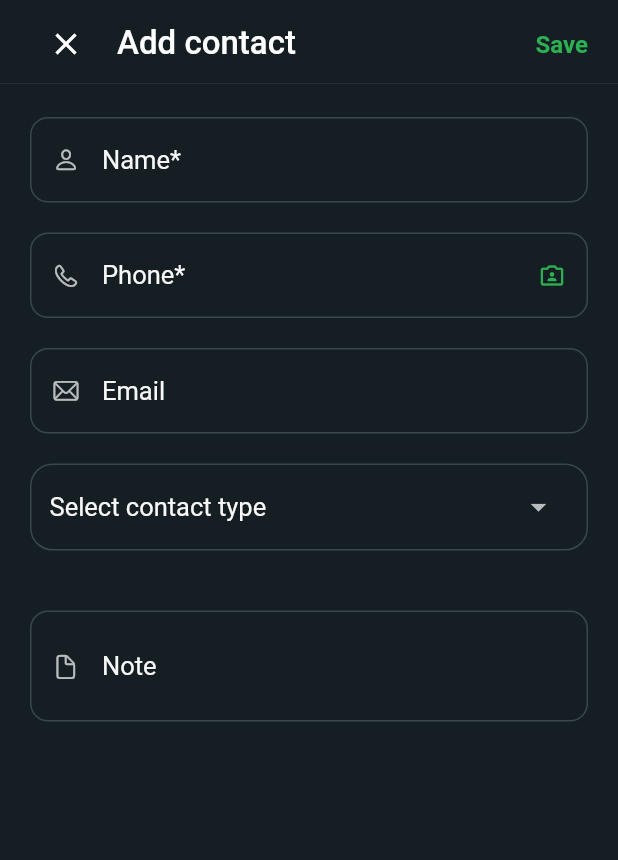
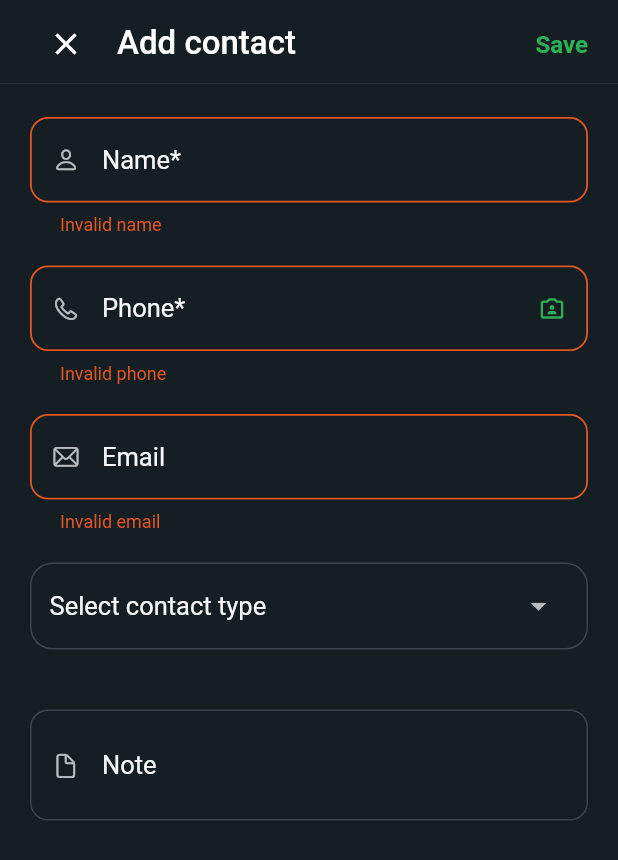
Before and after one commit to easy-Coder/okepoint, a Flutter app: the AddEditContactViewMobile screen opened directly, after a tap on "Save", on a phone screen of 412 x 824 dp. Shown: the top 860 px of the screen. Run offline on Flutter 3.47's test engine with Material 2 defaults, Android fonts, the phone set to English and light mode, and no system bars; our stand-ins replace cloud_firestore, firebase_auth, firebase_core, firebase_remote_config, flutter_riverpod, geolocator and 6 more; accounts and stored records are empty; Roboto replaces fonts that are missing (SF-Pro).

Commit message:
update ui contact validation

```diff
--- a/lib/UI/screens/add_edit_contact/add_edit_contact_state.dart
+++ b/lib/UI/screens/add_edit_contact/add_edit_contact_state.dart
@@ -60,5 +60,6 @@ class AddEditContactState extends ChangeNotifier {
     );
 
     debugPrint(newContact.toString());
+    onCompleted(newContact);
   }
 }
--- a/lib/UI/screens/add_edit_contact/mobile/add_edit_contact_view_mobile.dart
+++ b/lib/UI/screens/add_edit_contact/mobile/add_edit_contact_view_mobile.dart
@@ -5,6 +5,7 @@ import 'package:go_router/go_router.dart';
 import 'package:okepoint/UI/components/buttons/linked_text.dart';
 import 'package:okepoint/UI/screens/add_edit_contact/add_edit_contact_state.dart';
 import 'package:okepoint/data/models/user/contact.dart';
+import 'package:okepoint/utils/validations.dart';
 
 import '../../../components/cards/paddings.dart';
 import '../../../components/texts/texts.dart';
@@ -51,10 +52,11 @@ class AddEditContactViewMobile extends ConsumerWidget {
                   child: Column(
                     crossAxisAlignment: CrossAxisAlignment.start,
                     children: [
-                      TextField(
+                      TextFormField(
                         textCapitalization: TextCapitalization.words,
                         textInputAction: TextInputAction.next,
                         controller: state.nameController,
+                        validator: (value) => AppValidations.isName(value) ? null : "Invalid name",
                         decoration: InputDecoration(
                           label: OkepointTexts.bodyText("Name*", context),
                           hintText: "Enter contact name.",
@@ -62,10 +64,11 @@ class AddEditContactViewMobile extends ConsumerWidget {
                         ),
                       ),
                       const SizedBox(height: AppSpacings.cardPadding),
-                      TextField(
+                      TextFormField(
                         keyboardType: TextInputType.phone,
                         textInputAction: TextInputAction.next,
                         controller: state.phoneController,
+                        validator: (value) => AppValidations.isPhone(value) ? null : "Invalid phone",
                         decoration: InputDecoration(
                           label: OkepointTexts.bodyText("Phone*", context),
                           hintText: "Enter contact phone number.",
@@ -78,10 +81,11 @@ class AddEditContactViewMobile extends ConsumerWidget {
                         ),
                       ),
                       const SizedBox(height: AppSpacings.cardPadding),
-                      TextField(
+                      TextFormField(
                         keyboardType: TextInputType.emailAddress,
                         textInputAction: TextInputAction.next,
                         controller: state.emailController,
+                        validator: (value) => AppValidations.isEmail(value) ? null : "Invalid email",
                         decoration: InputDecoration(
                           label: OkepointTexts.bodyText("Email", context),
                           hintText: "Enter contact email",
@@ -104,9 +108,8 @@ class AddEditContactViewMobile extends ConsumerWidget {
                             color: Theme.of(context).inputDecorationTheme.enabledBorder!.borderSide.color,
                           ),
                         ),
-                        child: Expanded(
                         child: DropdownButton<String>(
-                            value: state.contactTypeController.text,
+                          value: state.contactTypeController.text.isEmpty ? null : state.contactTypeController.text,
                           borderRadius: BorderRadius.circular(15),
                           dropdownColor: Theme.of(context).cardColor,
                           isExpanded: true,
@@ -119,7 +122,6 @@ class AddEditContactViewMobile extends ConsumerWidget {
                                   ))
                               .toList(),
                           onChanged: (v) {},
-                          ),
                         ),
                       ),
                       const SizedBox(height: AppSpacings.cardPadding * 2),
--- a/lib/UI/screens/add_edit_emergecy_contacts/mobile/add_edit_emergency_contacts_view_mobile.dart
+++ b/lib/UI/screens/add_edit_emergecy_contacts/mobile/add_edit_emergency_contacts_view_mobile.dart
@@ -7,6 +7,7 @@ import 'package:okepoint/UI/screens/add_edit_contact/mobile/add_edit_contact_vie
 import 'package:okepoint/UI/screens/add_edit_emergecy_contacts/add_edit_emergecy_contacts_state.dart';
 import 'package:okepoint/UI/screens/share_location/share_location_state.dart';
 import 'package:okepoint/UI/theme/spacings.dart';
+import 'package:okepoint/data/models/user/contact.dart';
 
 import '../../../components/buttons/linked_text.dart';
 import '../../../components/buttons/primary_button.dart';
@@ -23,6 +24,7 @@ class AddEditEmergencyContactsViewMobile extends ConsumerWidget {
     if (emergency == null) return const SizedBox.shrink();
 
     final contacts = ref.watch(addEditEmergencyContactsProvider.call(emergency));
+    final notifier = ref.read(addEditEmergencyContactsProvider.call(emergency).notifier);
 
     return Scaffold(
       body: Column(
@@ -82,13 +84,17 @@ class AddEditEmergencyContactsViewMobile extends ConsumerWidget {
                       itemBuilder: (context, index) {
                         if (index == 0) {
                           return InkWell(
-                            onTap: () => showCupertinoModelBottomSheet(
-                              context: context,
-                              useRootNavigator: true,
-                              enableDrag: false,
-                              isDismissible: false,
-                              builder: (context) => const AddEditContactViewMobile(),
-                            ),
+                            onTap: () async {
+                              final contact = await showCupertinoModelBottomSheet<Contact?>(
+                                context: context,
+                                useRootNavigator: true,
+                                enableDrag: false,
+                                isDismissible: false,
+                                builder: (context) => const AddEditContactViewMobile(),
+                              );
+
+                              if (contact != null) notifier.addContactToEmergency(contact);
+                            },
                             child: CircleAvatar(
                               backgroundColor: Theme.of(context).cardColor,
                               child: Icon(
--- /dev/null
+++ b/lib/utils/validations.dart
@@ -0,0 +1,14 @@
+class AppValidations {
+  const AppValidations._();
+
+  static final RegExp _emailRegex =
+      RegExp(r'^(([^<>()[\]\\.,;:\s@\"]+(\.[^<>()[\]\\.,;:\s@\"]+)*)|(\".+\"))@((\[[0-9]{1,3}\.[0-9]{1,3}\.[0-9]{1,3}\.[0-9]{1,3}\])|(([a-zA-Z\-0-9]+\.)+[a-zA-Z]{2,}))$');
+
+  static bool isEmail(String? value) => value != null && value.isNotEmpty && _emailRegex.hasMatch(value);
+
+  static bool isPassword(String? value) => value != null && value.trim().length > 8;
+
+  static bool isName(String? value) => value != null && value.trim().length > 2;
+
+  static bool isPhone(String? value) => value != null && value.trim().length > 8;
+}
```
Lines whose indentation alone changed are shown as unchanged.
